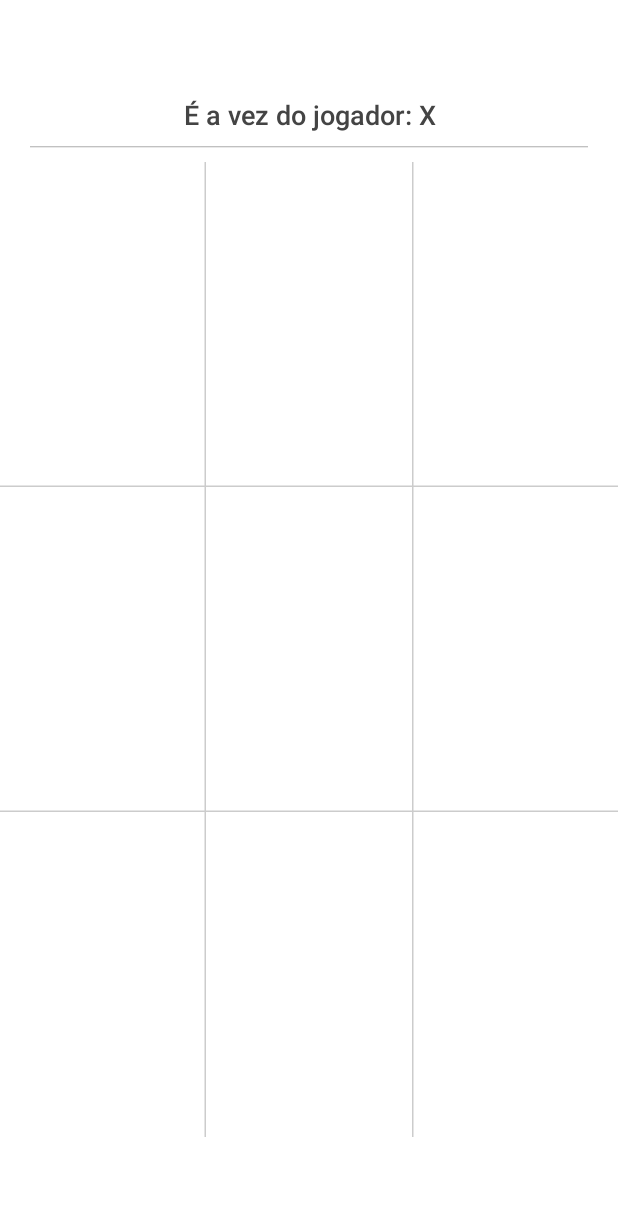
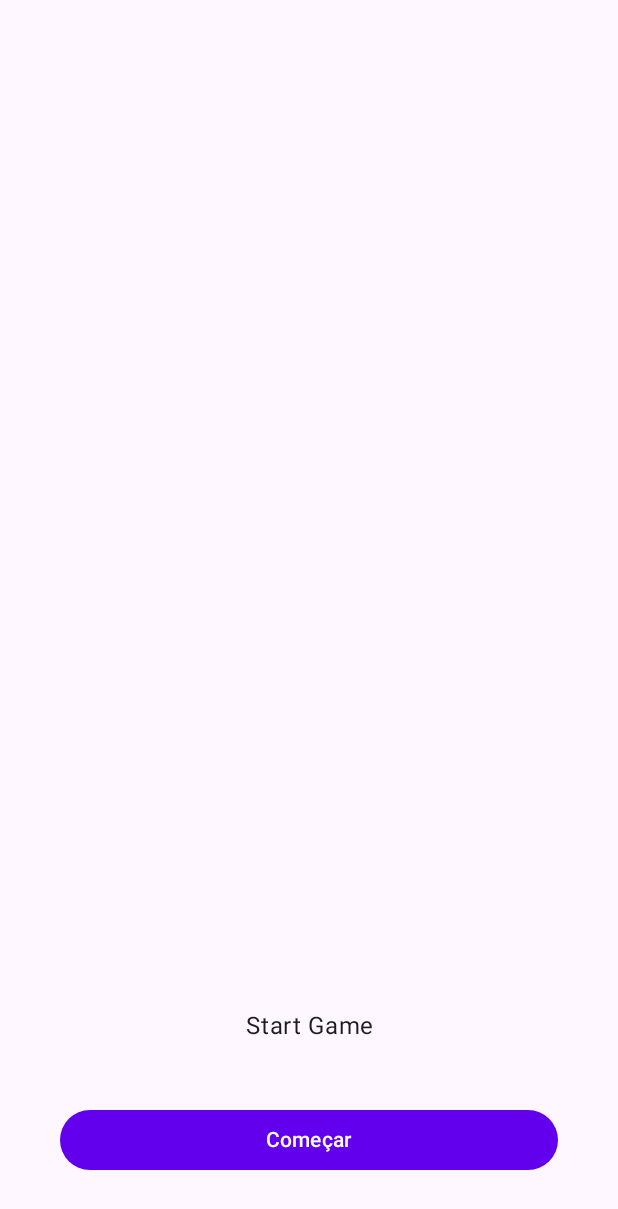
Before and after one commit to mmgoncalves/tic-tac-toe-kmp, an Android app built with Jetpack Compose: the screen it shows after launch (MainActivity), on a phone screen of 412 x 824 dp. Shown: the top 1209 px of the screen. Run offline under Robolectric (Android 15) with nearby library versions, the phone set to English and light mode, and no system bars; our stand-ins replace Voyager.

Commit message:
Create StartCreen. Add Voyager lib as a dependency

```diff
--- a/androidApp/build.gradle.kts
+++ b/androidApp/build.gradle.kts
@@ -42,5 +42,7 @@ dependencies {
     implementation(libs.compose.ui.tooling.preview)
     implementation(libs.compose.material3)
     implementation(libs.androidx.activity.compose)
+    implementation(libs.voyager.navigator)
+    implementation(libs.voyager.screenModel)
     debugImplementation(libs.compose.ui.tooling)
 }
--- a/androidApp/src/main/AndroidManifest.xml
+++ b/androidApp/src/main/AndroidManifest.xml
@@ -4,6 +4,7 @@
     <application
         android:allowBackup="false"
         android:supportsRtl="true"
+        android:label="Jogo da Velha"
         android:theme="@style/AppTheme">
         <activity
             android:name=".MainActivity"
--- a/androidApp/src/main/java/com/example/tictactoe/android/ContentView.kt
+++ b/androidApp/src/main/java/com/example/tictactoe/android/ContentView.kt
@@ -200,7 +200,7 @@ private fun DrawItem(
 
 @Preview
 @Composable
-fun DefaultPreview() {
+private fun DefaultPreview() {
     MyApplicationTheme {
         ContentBody(
             data = GameDataFactory.create(),
--- a/androidApp/src/main/java/com/example/tictactoe/android/MainActivity.kt
+++ b/androidApp/src/main/java/com/example/tictactoe/android/MainActivity.kt
@@ -7,6 +7,7 @@ import androidx.compose.foundation.layout.fillMaxSize
 import androidx.compose.material3.MaterialTheme
 import androidx.compose.material3.Surface
 import androidx.compose.ui.Modifier
+import cafe.adriel.voyager.navigator.Navigator
 
 class MainActivity : ComponentActivity() {
     override fun onCreate(savedInstanceState: Bundle?) {
@@ -17,7 +18,7 @@ class MainActivity : ComponentActivity() {
                     modifier = Modifier.fillMaxSize(),
                     color = MaterialTheme.colorScheme.background
                 ) {
-                    ContentView()
+                    Navigator(StartGameScreen())
                 }
             }
         }
--- /dev/null
+++ b/androidApp/src/main/java/com/example/tictactoe/android/StartGameScreen.kt
@@ -0,0 +1,60 @@
+package com.example.tictactoe.android
+
+import android.widget.Space
+import androidx.compose.foundation.layout.Arrangement
+import androidx.compose.foundation.layout.Column
+import androidx.compose.foundation.layout.Spacer
+import androidx.compose.foundation.layout.fillMaxSize
+import androidx.compose.foundation.layout.fillMaxWidth
+import androidx.compose.foundation.layout.padding
+import androidx.compose.foundation.layout.size
+import androidx.compose.material3.Button
+import androidx.compose.material3.Text
+import androidx.compose.runtime.Composable
+import androidx.compose.ui.Modifier
+import androidx.compose.ui.text.style.TextAlign
+import androidx.compose.ui.tooling.preview.Preview
+import androidx.compose.ui.unit.Dp
+import androidx.compose.ui.unit.dp
+import cafe.adriel.voyager.core.screen.Screen
+import com.example.tictactoe.Domain.GameDataFactory
+
+class StartGameScreen : Screen {
+
+    @Composable
+    override fun Content() {
+        ContentBody()
+    }
+}
+
+@Composable
+private fun ContentBody() {
+    Column(
+        modifier = Modifier.fillMaxSize(),
+        verticalArrangement = Arrangement.Bottom
+    ) {
+        Text(
+            text = "Start Game",
+            modifier = Modifier.fillMaxWidth(),
+            textAlign = TextAlign.Center
+        )
+//        Spacer(modifier = Modifier.weight(1f))
+        Button(
+            modifier = Modifier
+                .fillMaxWidth()
+                .padding(all = 40.dp),
+            onClick = {},
+            content = {
+                Text("Começar")
+            }
+        )
+    }
+}
+
+@Preview
+@Composable
+private fun StartGamePreview() {
+    MyApplicationTheme {
+        ContentBody()
+    }
+}
--- a/gradle/libs.versions.toml
+++ b/gradle/libs.versions.toml
@@ -5,6 +5,7 @@ compose = "1.5.4"
 compose-material3 = "1.1.2"
 androidx-activityCompose = "1.8.0"
 kotlinx-coroutines = "1.8.1"
+voyager = "1.1.0-beta02"
 
 [libraries]
 kotlin-test = { module = "org.jetbrains.kotlin:kotlin-test", version.ref = "kotlin" }
@@ -15,6 +16,8 @@ compose-ui-tooling-preview = { module = "androidx.compose.ui:ui-tooling-preview"
 compose-foundation = { module = "androidx.compose.foundation:foundation", version.ref = "compose" }
 compose-material3 = { module = "androidx.compose.material3:material3", version.ref = "compose-material3" }
 coroutines = { module = "org.jetbrains.kotlinx:kotlinx-coroutines-core", version.ref = "kotlinx-coroutines" }
+voyager-navigator = { module = "cafe.adriel.voyager:voyager-navigator", version.ref = "voyager" }
+voyager-screenModel = { module = "cafe.adriel.voyager:voyager-screenmodel", version.ref = "voyager" }
 
 [plugins]
 androidApplication = { id = "com.android.application", version.ref = "agp" }
--- a/shared/src/commonMain/kotlin/com/example/tictactoe/ui/GameUiModel.kt
+++ b/shared/src/commonMain/kotlin/com/example/tictactoe/ui/GameUiModel.kt
@@ -5,7 +5,6 @@ import com.example.tictactoe.Domain.GameData
 import com.example.tictactoe.Domain.GameDataFactory
 import com.example.tictactoe.Domain.GameResult
 import com.example.tictactoe.Domain.GameStatus
-import com.example.tictactoe.Domain.GameUiData
 import com.example.tictactoe.Domain.ItemId
 import com.example.tictactoe.Domain.ItemStatus
 import com.example.tictactoe.Domain.PlayerData
```
Also changed, not shown: 2 other files.
